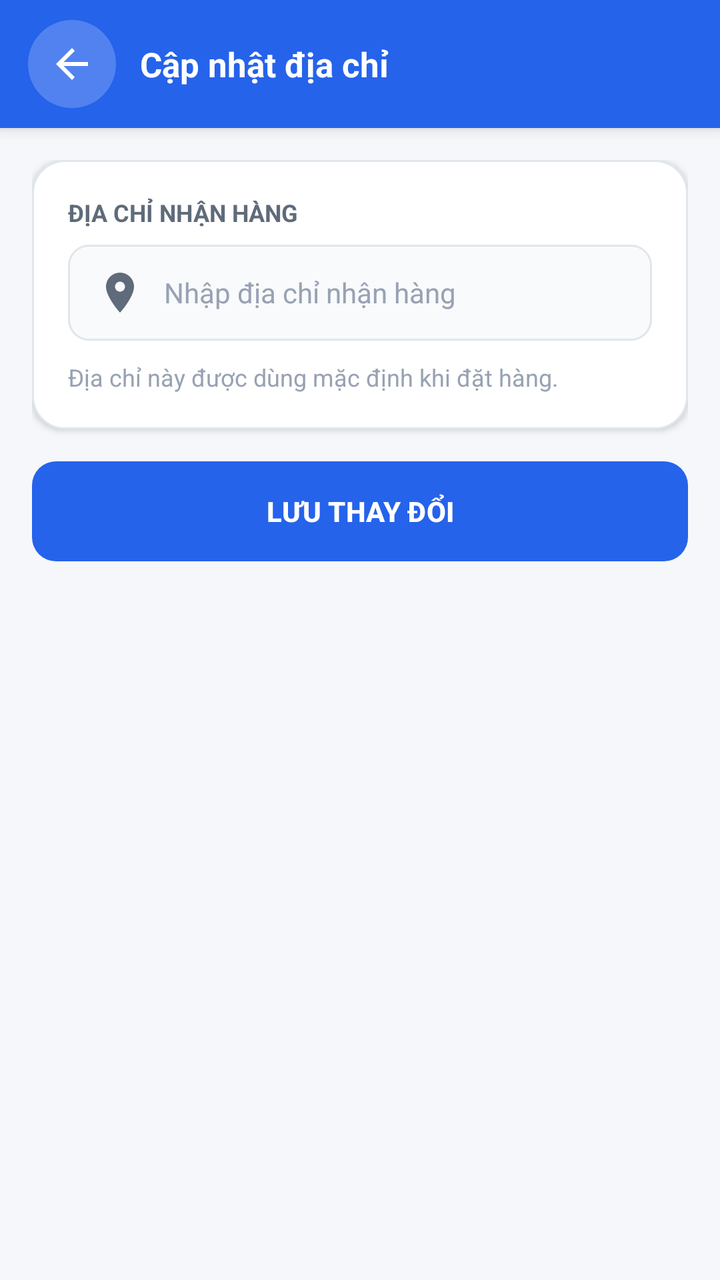
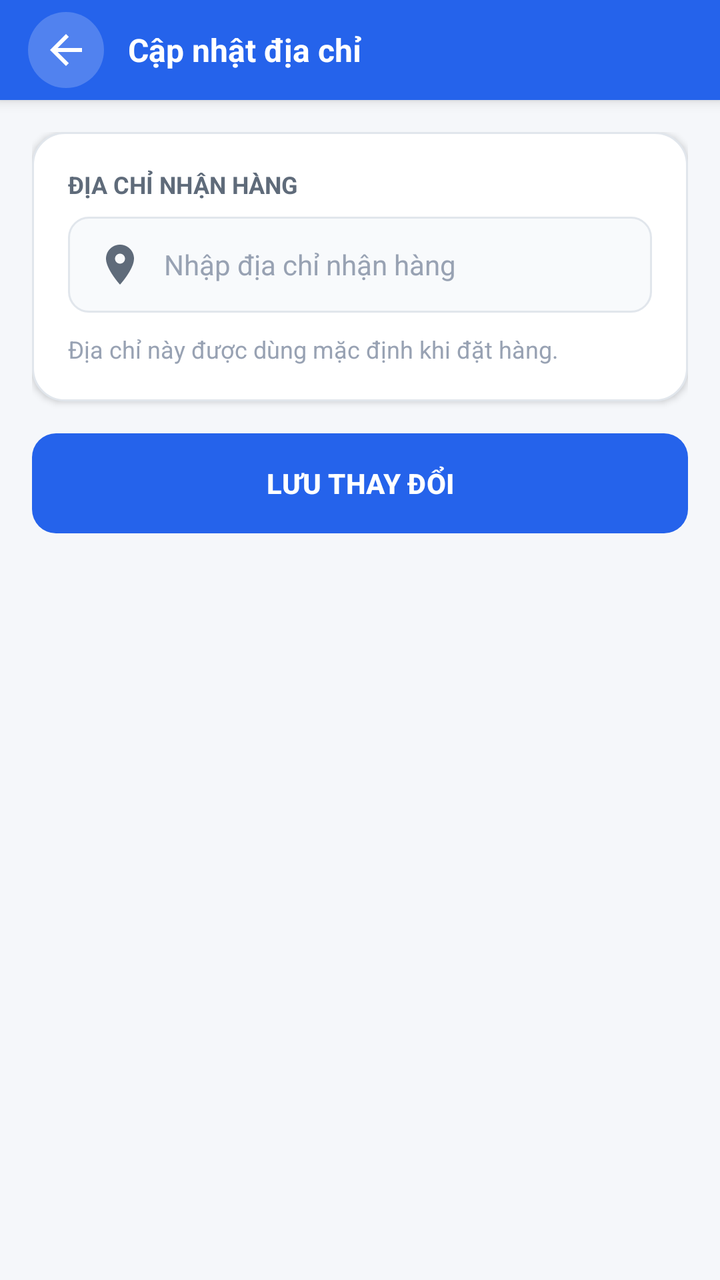

Compare the two renders of this Android layout. The source of the first and the diff that turns it into the second are given below.
<!-- AndroidManifest.xml: application theme Theme.Ecommerce -->
<!-- res/layout/activity_edit_address.xml -->
<?xml version="1.0" encoding="utf-8"?>
<LinearLayout xmlns:android="http://schemas.android.com/apk/res/android"
    xmlns:app="http://schemas.android.com/apk/res-auto"
    xmlns:tools="http://schemas.android.com/tools"
    android:layout_width="match_parent"
    android:layout_height="match_parent"
    android:background="@color/page_background"
    android:orientation="vertical"
    tools:context=".EditAddressActivity">

    <LinearLayout
        style="@style/AppToolbar">
        <ImageView
            android:id="@+id/btnBack"
            style="@style/AppToolbarBackButton" />
        <TextView
            style="@style/AppToolbarTitle"
            android:layout_width="0dp"
            android:layout_height="wrap_content"
            android:layout_marginStart="12dp"
            android:layout_weight="1"
            android:text="Cập nhật địa chỉ" />
    </LinearLayout>

    <ScrollView
        android:layout_width="match_parent"
        android:layout_height="0dp"
        android:layout_weight="1"
        android:fillViewport="true">
        <LinearLayout
            android:layout_width="match_parent"
            android:layout_height="wrap_content"
            android:orientation="vertical"
            android:padding="16dp">
            <LinearLayout
                android:layout_width="match_parent"
                android:layout_height="wrap_content"
                android:background="@drawable/bg_card_white"
                android:elevation="2dp"
                android:orientation="vertical"
                android:padding="18dp">
                <TextView
                    android:layout_width="wrap_content"
                    android:layout_height="wrap_content"
                    android:text="ĐỊA CHỈ NHẬN HÀNG"
                    android:textColor="@color/text_secondary"
                    android:textSize="12sp"
                    android:textStyle="bold" />
                <EditText
                    android:id="@+id/edtAddress"
                    android:layout_width="match_parent"
                    android:layout_height="wrap_content"
                    android:minHeight="48dp"
                    android:layout_marginTop="8dp"
                    android:background="@drawable/bg_input"
                    android:drawableStart="@drawable/ic_location"
                    android:drawablePadding="10dp"
                    android:gravity="center_vertical|start"
                    android:hint="Nhập địa chỉ nhận hàng"
                    android:inputType="textMultiLine|textPostalAddress"
                    android:paddingHorizontal="14dp"
                    android:paddingVertical="10dp"
                    android:textColor="@color/text_primary"
                    android:textColorHint="@color/text_tertiary"
                    android:textSize="14sp" />
                <TextView
                    android:layout_width="match_parent"
                    android:layout_height="wrap_content"
                    android:layout_marginTop="10dp"
                    android:text="Địa chỉ này được dùng mặc định khi đặt hàng."
                    android:textColor="@color/text_tertiary"
                    android:textSize="12sp" />
            </LinearLayout>
            <com.google.android.material.button.MaterialButton
                android:id="@+id/btnSaveAddress"
                android:layout_width="match_parent"
                android:layout_height="50dp"
                android:layout_marginTop="16dp"
                android:insetTop="0dp"
                android:insetBottom="0dp"
                android:text="LƯU THAY ĐỔI"
                android:textColor="@color/white"
                android:textSize="14sp"
                android:textStyle="bold"
                app:backgroundTint="@color/primary"
                app:cornerRadius="12dp" />
        </LinearLayout>
    </ScrollView>
</LinearLayout>
<!-- resources referenced by this layout -->
<resources>
  <color name="page_background">#FFF5F7FA</color>
  <color name="primary">#FF2563EB</color>
  <color name="text_primary">#FF172033</color>
  <color name="text_secondary">#FF5F6B7A</color>
  <color name="text_tertiary">#FF98A2B3</color>
  <color name="white">#FFFFFFFF</color>
  <!-- drawable bg_card_white (drawable) -->
  <?xml version="1.0" encoding="utf-8"?>
  <shape xmlns:android="http://schemas.android.com/apk/res/android">
      <solid android:color="@color/white" />
      <corners android:radius="16dp" />
      <stroke android:width="1dp" android:color="@color/card_stroke" />
  </shape>
  <!-- drawable bg_input (drawable) -->
  <?xml version="1.0" encoding="utf-8"?>
  <shape xmlns:android="http://schemas.android.com/apk/res/android">
      <solid android:color="@color/input_background" />
      <corners android:radius="10dp" />
      <stroke android:width="1dp" android:color="@color/card_stroke" />
  </shape>
  <!-- drawable ic_location (drawable) -->
  <?xml version="1.0" encoding="utf-8"?>
  <vector xmlns:android="http://schemas.android.com/apk/res/android" android:width="24dp" android:height="24dp" android:viewportWidth="24" android:viewportHeight="24">
      <path android:fillColor="#FF5F6B7A" android:pathData="M12,2C8.13,2 5,5.13 5,9c0,5.25 7,13 7,13s7,-7.75 7,-13c0,-3.87 -3.13,-7 -7,-7zM12,11.5c-1.38,0 -2.5,-1.12 -2.5,-2.5s1.12,-2.5 2.5,-2.5 2.5,1.12 2.5,2.5 -1.12,2.5 -2.5,2.5z"/>
  </vector>
  <style name="AppToolbar">
          <item name="android:layout_width">match_parent</item>
          <item name="android:layout_height">64dp</item>
          <item name="android:background">@color/primary</item>
          <item name="android:gravity">center_vertical</item>
          <item name="android:orientation">horizontal</item>
          <item name="android:paddingLeft">14dp</item>
          <item name="android:paddingRight">14dp</item>
          <item name="android:elevation">4dp</item>
      </style>
  <style name="AppToolbarBackButton" parent="Widget.AppCompat.ImageButton">
          <item name="android:layout_width">44dp</item>
          <item name="android:layout_height">44dp</item>
          <item name="android:background">@drawable/bg_toolbar_icon_button</item>
          <item name="android:contentDescription">Quay lại</item>
          <item name="android:padding">10dp</item>
          <item name="android:src">@drawable/ic_arrow_back</item>
          <item name="android:tint">@color/white</item>
      </style>
  <style name="AppToolbarTitle">
          <item name="android:textColor">@color/white</item>
          <item name="android:textSize">17sp</item>
          <item name="android:textStyle">bold</item>
      </style>
  <style name="Theme.Ecommerce" parent="Base.Theme.Ecommerce" />
  <color name="card_stroke">#FFE1E6EC</color>
  <color name="input_background">#FFF8FAFC</color>
  <!-- drawable bg_toolbar_icon_button (drawable) -->
  <?xml version="1.0" encoding="utf-8"?>
  <shape xmlns:android="http://schemas.android.com/apk/res/android"
      android:shape="oval">
      <solid android:color="#33FFFFFF" />
  </shape>
  <!-- drawable ic_arrow_back (drawable) -->
  <?xml version="1.0" encoding="utf-8"?>
  <vector xmlns:android="http://schemas.android.com/apk/res/android" android:width="24dp" android:height="24dp" android:viewportWidth="24" android:viewportHeight="24">
      <path android:fillColor="#FF172033" android:pathData="M20,11H7.83l5.59,-5.59L12,4l-8,8 8,8 1.41,-1.41L7.83,13H20v-2z"/>
  </vector>
  <style name="Base.Theme.Ecommerce" parent="Theme.Material3.DayNight.NoActionBar">
      </style>
</resources>

<!-- the commit's change to res/layout/activity_edit_address.xml (unified diff, before → after) -->
@@ -9,6 +9,7 @@
     tools:context=".EditAddressActivity">
 
     <LinearLayout
+        android:id="@+id/topBar"
         style="@style/AppToolbar">
         <ImageView
             android:id="@+id/btnBack"
<!-- resource entries referenced after the edit -->
@@ -27,7 +27,7 @@
   </vector>
   <style name="AppToolbar">
           <item name="android:layout_width">match_parent</item>
-          <item name="android:layout_height">64dp</item>
+          <item name="android:layout_height">50dp</item>
           <item name="android:background">@color/primary</item>
           <item name="android:gravity">center_vertical</item>
           <item name="android:orientation">horizontal</item>
@@ -36,17 +36,17 @@
           <item name="android:elevation">4dp</item>
       </style>
   <style name="AppToolbarBackButton" parent="Widget.AppCompat.ImageButton">
-          <item name="android:layout_width">44dp</item>
-          <item name="android:layout_height">44dp</item>
+          <item name="android:layout_width">38dp</item>
+          <item name="android:layout_height">38dp</item>
           <item name="android:background">@drawable/bg_toolbar_icon_button</item>
           <item name="android:contentDescription">Quay lại</item>
-          <item name="android:padding">10dp</item>
+          <item name="android:padding">8dp</item>
           <item name="android:src">@drawable/ic_arrow_back</item>
           <item name="android:tint">@color/white</item>
       </style>
   <style name="AppToolbarTitle">
           <item name="android:textColor">@color/white</item>
-          <item name="android:textSize">17sp</item>
+          <item name="android:textSize">16sp</item>
           <item name="android:textStyle">bold</item>
       </style>
   <style name="Theme.Ecommerce" parent="Base.Theme.Ecommerce" />
